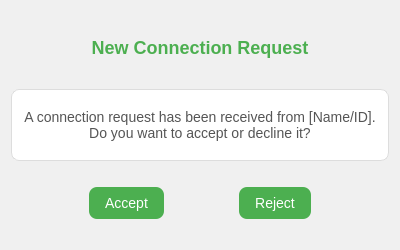
Old version of the form UI/Dialog/Dialog/ConfirmBeConnectDialog/ConfirmBeConnectDialog.ui in the repository XQQYT/XqqytDesktop.
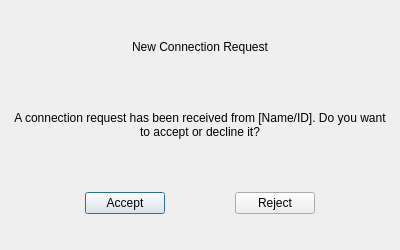
New version of the form.

Commit message: add_switch_theme_in_dialog

Patch:
```diff
--- a/UI/Dialog/Dialog/ConfirmBeConnectDialog/ConfirmBeConnectDialog.ui
+++ b/UI/Dialog/Dialog/ConfirmBeConnectDialog/ConfirmBeConnectDialog.ui
@@ -13,56 +13,7 @@
   <property name="windowTitle">
    <string>Connection Request</string>
   </property>
-  <property name="styleSheet">
-   <string notr="true">
-     QDialog {
-         background-color: #f0f0f0;
-         border-radius: 10px;
-         padding: 20px;
-     }
-
-     QLabel {
-         color: #333333;
-         font-size: 16px;
-     }
-
-     QLabel#label_title {
-         font-size: 18px;
-         font-weight: bold;
-         color: #4CAF50;
-     }
-
-     QLabel#label_content {
-         font-size: 14px;
-         color: #555555;
-         padding: 10px;
-         background-color: #ffffff;
-         border-radius: 8px;
-         border: 1px solid #dddddd;
-     }
-
-     QPushButton {
-         background-color: #4CAF50;
-         color: white;
-         font-size: 14px;
-         border-radius: 8px;
-         padding: 8px 16px;
-         border: none;
-     }
-
-     QPushButton:hover {
-         background-color: #45a049;
-     }
-
-     QPushButton:pressed {
-         background-color: #388e3c;
-     }
-
-     QHBoxLayout {
-         margin-top: 20px;
-     }
-   </string>
-  </property>
+  
   <layout class="QGridLayout" name="gridLayout">
    <item row="0" column="0">
     <widget class="QLabel" name="label_title">
```
The commit also changes 22 other files.
